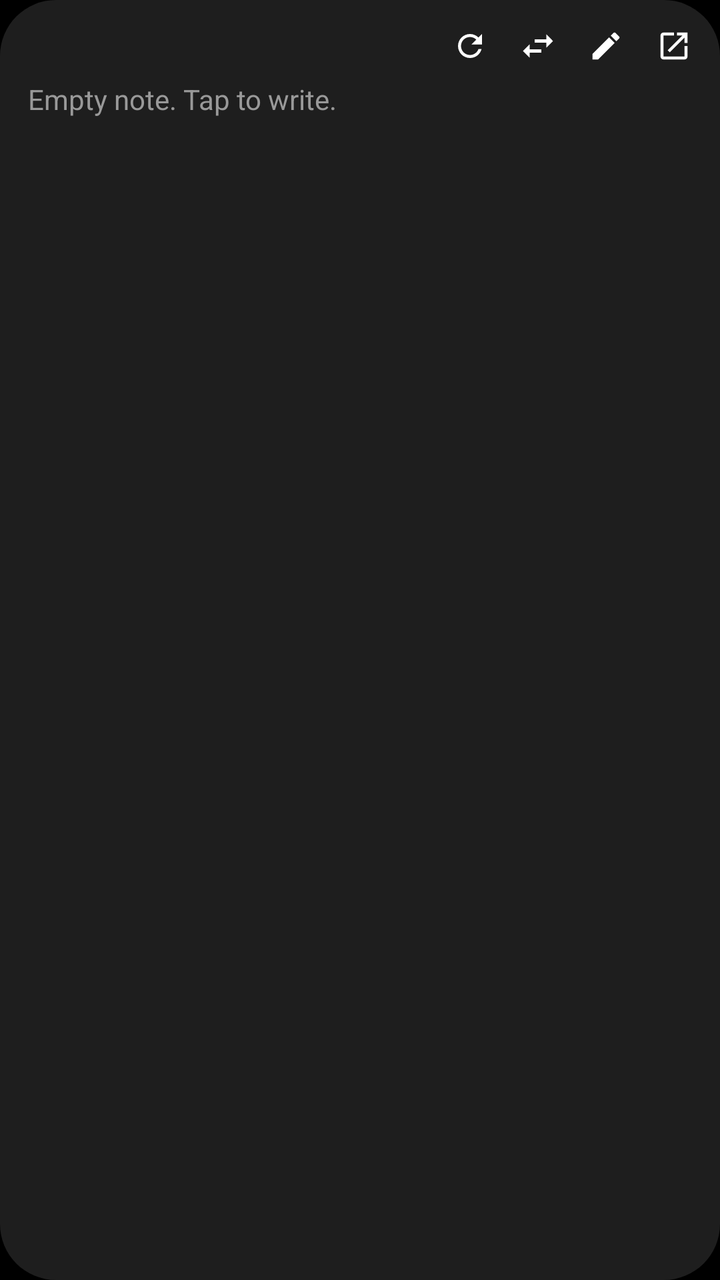
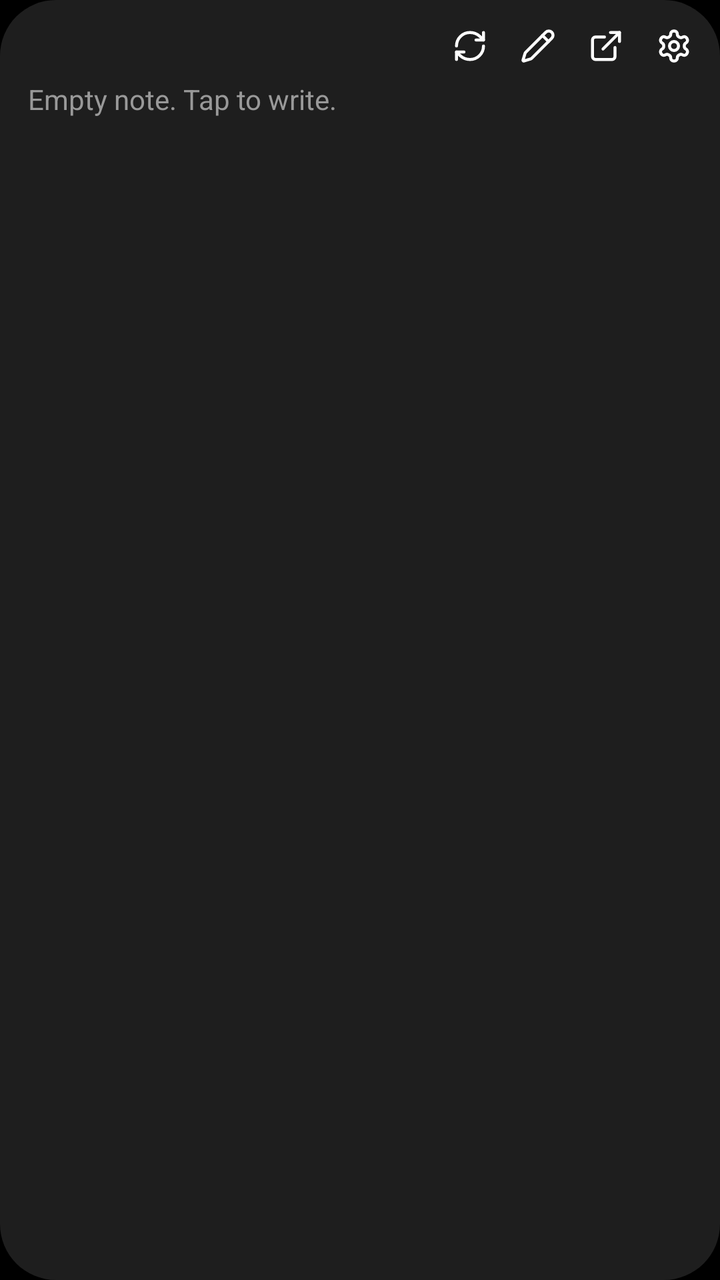

Compare the two renders of this Android layout. The source of the first and the diff that turns it into the second are given below.
<!-- AndroidManifest.xml: application theme Theme.ObsidianWidget -->
<!-- res/layout/widget_note.xml -->
<?xml version="1.0" encoding="utf-8"?>
<FrameLayout xmlns:android="http://schemas.android.com/apk/res/android"
    android:id="@android:id/background"
    android:layout_width="match_parent"
    android:layout_height="match_parent">

    <ImageView
        android:id="@+id/bg"
        android:layout_width="match_parent"
        android:layout_height="match_parent"
        android:scaleType="fitXY"
        android:src="@drawable/widget_bg"
        android:tint="#FF1E1E1E"
        android:importantForAccessibility="no" />

    <LinearLayout
        android:layout_width="match_parent"
        android:layout_height="match_parent"
        android:orientation="vertical"
        android:paddingStart="14dp"
        android:paddingEnd="6dp"
        android:paddingTop="6dp"
        android:paddingBottom="10dp">

        <LinearLayout
            android:layout_width="match_parent"
            android:layout_height="wrap_content"
            android:gravity="center_vertical"
            android:orientation="horizontal">

            
            <ImageView
                android:id="@+id/title"
                android:layout_width="0dp"
                android:layout_height="34dp"
                android:layout_weight="1"
                android:scaleType="fitStart"
                android:paddingVertical="8dp" />

            <ImageView
                android:id="@+id/btn_refresh"
                android:layout_width="34dp"
                android:layout_height="34dp"
                android:padding="8dp"
                android:src="@drawable/ic_refresh"
                android:contentDescription="@string/refresh" />

            <ImageView
                android:id="@+id/btn_change"
                android:layout_width="34dp"
                android:layout_height="34dp"
                android:padding="7dp"
                android:src="@drawable/ic_swap"
                android:contentDescription="@string/change_note" />

            <ImageView
                android:id="@+id/btn_edit"
                android:layout_width="34dp"
                android:layout_height="34dp"
                android:padding="8dp"
                android:src="@drawable/ic_edit"
                android:contentDescription="@string/edit" />

            <ImageView
                android:id="@+id/btn_open"
                android:layout_width="34dp"
                android:layout_height="34dp"
                android:padding="8dp"
                android:src="@drawable/ic_open"
                android:contentDescription="@string/open_in_obsidian" />
        </LinearLayout>

        <FrameLayout
            android:layout_width="match_parent"
            android:layout_height="0dp"
            android:layout_weight="1"
            android:paddingEnd="8dp">

            <ListView
                android:id="@+id/list"
                android:layout_width="match_parent"
                android:layout_height="match_parent"
                android:divider="@null"
                android:dividerHeight="0dp"
                android:listSelector="@android:color/transparent"
                android:scrollbars="none" />

            <TextView
                android:id="@+id/empty"
                android:layout_width="match_parent"
                android:layout_height="match_parent"
                android:gravity="top|start"
                android:text="@string/empty_note"
                android:textColor="#FF999999"
                android:textSize="14sp" />
        </FrameLayout>
    </LinearLayout>
</FrameLayout>
<!-- resources referenced by this layout -->
<resources>
  <!-- drawable ic_edit (drawable) -->
  <vector xmlns:android="http://schemas.android.com/apk/res/android"
      android:width="24dp" android:height="24dp" android:viewportWidth="24" android:viewportHeight="24">
      <path android:fillColor="#FFFFFFFF" android:pathData="M3,17.25V21h3.75L17.81,9.94l-3.75,-3.75L3,17.25zM20.71,7.04c0.39,-0.39 0.39,-1.02 0,-1.41l-2.34,-2.34c-0.39,-0.39 -1.02,-0.39 -1.41,0l-1.83,1.83 3.75,3.75 1.83,-1.83z" />
  </vector>
  <!-- drawable ic_open (drawable) -->
  <vector xmlns:android="http://schemas.android.com/apk/res/android"
      android:width="24dp" android:height="24dp" android:viewportWidth="24" android:viewportHeight="24">
      <path android:fillColor="#FFFFFFFF" android:pathData="M19,19H5V5h7V3H5c-1.11,0 -2,0.9 -2,2v14c0,1.1 0.89,2 2,2h14c1.1,0 2,-0.9 2,-2v-7h-2v7zM14,3v2h3.59l-9.83,9.83 1.41,1.41L19,6.41V10h2V3h-7z" />
  </vector>
  <!-- drawable ic_refresh (drawable) -->
  <vector xmlns:android="http://schemas.android.com/apk/res/android"
      android:width="24dp" android:height="24dp" android:viewportWidth="24" android:viewportHeight="24">
      <path android:fillColor="#FFFFFFFF" android:pathData="M17.65,6.35C16.2,4.9 14.21,4 12,4c-4.42,0 -7.99,3.58 -7.99,8s3.57,8 7.99,8c3.73,0 6.84,-2.55 7.73,-6h-2.08c-0.82,2.33 -3.04,4 -5.65,4 -3.31,0 -6,-2.69 -6,-6s2.69,-6 6,-6c1.66,0 3.14,0.69 4.22,1.78L13,11h7V4l-2.35,2.35z" />
  </vector>
  <!-- drawable ic_swap (drawable) -->
  <vector xmlns:android="http://schemas.android.com/apk/res/android"
      android:width="24dp" android:height="24dp" android:viewportWidth="24" android:viewportHeight="24">
      <path android:fillColor="#FFFFFFFF" android:pathData="M6.99,11L3,15l3.99,4v-3H14v-2H6.99v-3zM21,9l-3.99,-4v3H10v2h7.01v3L21,9z" />
  </vector>
  <string name="change_note">Change note</string>
  <!-- unchanged entries left out for length: 7 -->
</resources>

<!-- the commit's change to res/layout/widget_note.xml (unified diff, before → after) -->
@@ -44,15 +44,6 @@
                 android:padding="8dp"
                 android:src="@drawable/ic_refresh"
                 android:contentDescription="@string/refresh" />
-
-            <ImageView
-                android:id="@+id/btn_change"
-                android:layout_width="34dp"
-                android:layout_height="34dp"
-                android:padding="7dp"
-                android:src="@drawable/ic_swap"
-                android:contentDescription="@string/change_note" />
-
             <ImageView
                 android:id="@+id/btn_edit"
                 android:layout_width="34dp"
@@ -68,6 +59,14 @@
                 android:padding="8dp"
                 android:src="@drawable/ic_open"
                 android:contentDescription="@string/open_in_obsidian" />
+
+            <ImageView
+                android:id="@+id/btn_settings"
+                android:layout_width="34dp"
+                android:layout_height="34dp"
+                android:padding="8dp"
+                android:src="@drawable/ic_settings"
+                android:contentDescription="@string/settings" />
         </LinearLayout>
 
         <FrameLayout
<!-- resource entries referenced after the edit -->
@@ -1,26 +1,92 @@
 <!-- resources referenced by this layout -->
 <resources>
   <!-- drawable ic_edit (drawable) -->
+  <?xml version="1.0" encoding="utf-8"?>
   <vector xmlns:android="http://schemas.android.com/apk/res/android"
       android:width="24dp" android:height="24dp" android:viewportWidth="24" android:viewportHeight="24">
-      <path android:fillColor="#FFFFFFFF" android:pathData="M3,17.25V21h3.75L17.81,9.94l-3.75,-3.75L3,17.25zM20.71,7.04c0.39,-0.39 0.39,-1.02 0,-1.41l-2.34,-2.34c-0.39,-0.39 -1.02,-0.39 -1.41,0l-1.83,1.83 3.75,3.75 1.83,-1.83z" />
+      <path
+          android:pathData="M21.174 6.812a1 1 0 0 0-3.986-3.987L3.842 16.174a2 2 0 0 0-.5.83l-1.321 4.352a.5.5 0 0 0 .623.622l4.353-1.32a2 2 0 0 0 .83-.497z"
+          android:strokeColor="#FFFFFFFF"
+          android:strokeWidth="2"
+          android:strokeLineCap="round"
+          android:strokeLineJoin="round" />
+      <path
+          android:pathData="m15 5 4 4"
+          android:strokeColor="#FFFFFFFF"
+          android:strokeWidth="2"
+          android:strokeLineCap="round"
+          android:strokeLineJoin="round" />
   </vector>
   <!-- drawable ic_open (drawable) -->
+  <?xml version="1.0" encoding="utf-8"?>
   <vector xmlns:android="http://schemas.android.com/apk/res/android"
       android:width="24dp" android:height="24dp" android:viewportWidth="24" android:viewportHeight="24">
-      <path android:fillColor="#FFFFFFFF" android:pathData="M19,19H5V5h7V3H5c-1.11,0 -2,0.9 -2,2v14c0,1.1 0.89,2 2,2h14c1.1,0 2,-0.9 2,-2v-7h-2v7zM14,3v2h3.59l-9.83,9.83 1.41,1.41L19,6.41V10h2V3h-7z" />
+      <path
+          android:pathData="M15 3h6v6"
+          android:strokeColor="#FFFFFFFF"
+          android:strokeWidth="2"
+          android:strokeLineCap="round"
+          android:strokeLineJoin="round" />
+      <path
+          android:pathData="M10 14 21 3"
+          android:strokeColor="#FFFFFFFF"
+          android:strokeWidth="2"
+          android:strokeLineCap="round"
+          android:strokeLineJoin="round" />
+      <path
+          android:pathData="M18 13v6a2 2 0 0 1-2 2H5a2 2 0 0 1-2-2V8a2 2 0 0 1 2-2h6"
+          android:strokeColor="#FFFFFFFF"
+          android:strokeWidth="2"
+          android:strokeLineCap="round"
+          android:strokeLineJoin="round" />
   </vector>
   <!-- drawable ic_refresh (drawable) -->
+  <?xml version="1.0" encoding="utf-8"?>
   <vector xmlns:android="http://schemas.android.com/apk/res/android"
       android:width="24dp" android:height="24dp" android:viewportWidth="24" android:viewportHeight="24">
-      <path android:fillColor="#FFFFFFFF" android:pathData="M17.65,6.35C16.2,4.9 14.21,4 12,4c-4.42,0 -7.99,3.58 -7.99,8s3.57,8 7.99,8c3.73,0 6.84,-2.55 7.73,-6h-2.08c-0.82,2.33 -3.04,4 -5.65,4 -3.31,0 -6,-2.69 -6,-6s2.69,-6 6,-6c1.66,0 3.14,0.69 4.22,1.78L13,11h7V4l-2.35,2.35z" />
+      <path
+          android:pathData="M3 12a9 9 0 0 1 9-9 9.75 9.75 0 0 1 6.74 2.74L21 8"
+          android:strokeColor="#FFFFFFFF"
+          android:strokeWidth="2"
+          android:strokeLineCap="round"
+          android:strokeLineJoin="round" />
+      <path
+          android:pathData="M21 3v5h-5"
+          android:strokeColor="#FFFFFFFF"
+          android:strokeWidth="2"
+          android:strokeLineCap="round"
+          android:strokeLineJoin="round" />
+      <path
+          android:pathData="M21 12a9 9 0 0 1-9 9 9.75 9.75 0 0 1-6.74-2.74L3 16"
+          android:strokeColor="#FFFFFFFF"
+          android:strokeWidth="2"
+          android:strokeLineCap="round"
+          android:strokeLineJoin="round" />
+      <path
+          android:pathData="M8 16H3v5"
+          android:strokeColor="#FFFFFFFF"
+          android:strokeWidth="2"
+          android:strokeLineCap="round"
+          android:strokeLineJoin="round" />
   </vector>
-  <!-- drawable ic_swap (drawable) -->
+  <!-- drawable ic_settings (drawable) -->
+  <?xml version="1.0" encoding="utf-8"?>
   <vector xmlns:android="http://schemas.android.com/apk/res/android"
       android:width="24dp" android:height="24dp" android:viewportWidth="24" android:viewportHeight="24">
-      <path android:fillColor="#FFFFFFFF" android:pathData="M6.99,11L3,15l3.99,4v-3H14v-2H6.99v-3zM21,9l-3.99,-4v3H10v2h7.01v3L21,9z" />
+      <path
+          android:pathData="M12.22 2h-.44a2 2 0 0 0-2 2v.18a2 2 0 0 1-1 1.73l-.43.25a2 2 0 0 1-2 0l-.15-.08a2 2 0 0 0-2.73.73l-.22.38a2 2 0 0 0 .73 2.73l.15.1a2 2 0 0 1 1 1.72v.51a2 2 0 0 1-1 1.74l-.15.09a2 2 0 0 0-.73 2.73l.22.38a2 2 0 0 0 2.73.73l.15-.08a2 2 0 0 1 2 0l.43.25a2 2 0 0 1 1 1.73V20a2 2 0 0 0 2 2h.44a2 2 0 0 0 2-2v-.18a2 2 0 0 1 1-1.73l.43-.25a2 2 0 0 1 2 0l.15.08a2 2 0 0 0 2.73-.73l.22-.39a2 2 0 0 0-.73-2.73l-.15-.08a2 2 0 0 1-1-1.74v-.5a2 2 0 0 1 1-1.74l.15-.09a2 2 0 0 0 .73-2.73l-.22-.38a2 2 0 0 0-2.73-.73l-.15.08a2 2 0 0 1-2 0l-.43-.25a2 2 0 0 1-1-1.73V4a2 2 0 0 0-2-2z"
+          android:strokeColor="#FFFFFFFF"
+          android:strokeWidth="2"
+          android:strokeLineCap="round"
+          android:strokeLineJoin="round" />
+      <path
+          android:pathData="M9.0,12.0a3.0,3.0 0 1,0 6.0,0a3.0,3.0 0 1,0 -6.0,0"
+          android:strokeColor="#FFFFFFFF"
+          android:strokeWidth="2"
+          android:strokeLineCap="round"
+          android:strokeLineJoin="round" />
   </vector>
-  <string name="change_note">Change note</string>
+  <string name="settings">Widget settings</string>
   <!-- unchanged entries left out for length: 7 -->
 </resources>
 
